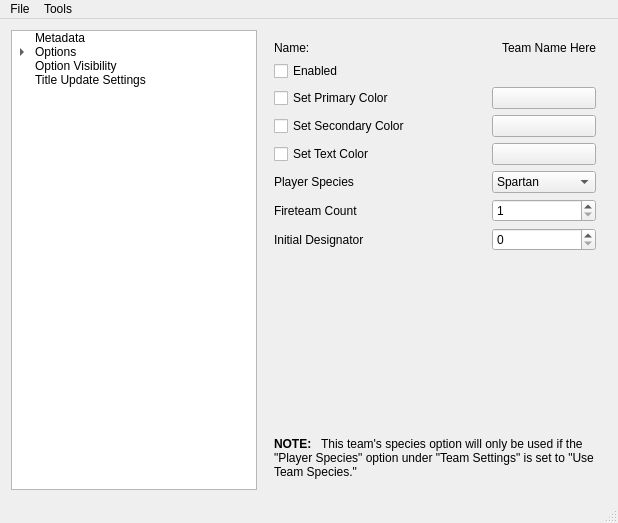
This is native/src/ReachVariantTool/ReachVariantTool.ui in DavidJCobb/ReachVariantEditor as Qt 5 draws it before an edit. The edited form follows.
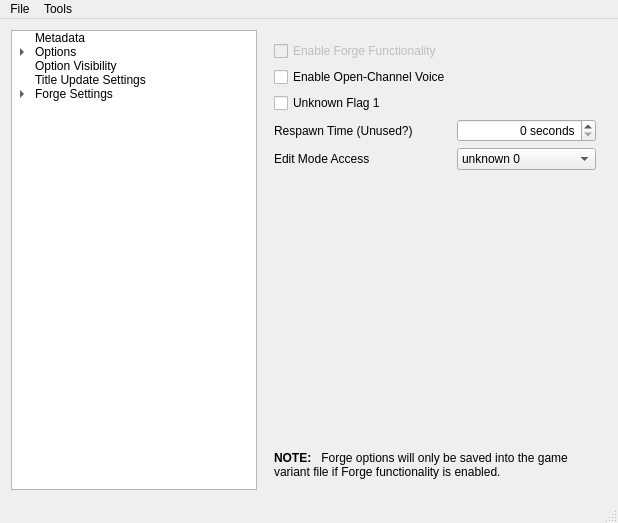
This is the edited form. Custom widgets are drawn as their Qt base class.

Commit message:
Forge options
Added UI for Forge options. Sadly, we can't trick Reach into letting us load a Forge variant from Custom Games. I don't know if that was fixed in MCC specifically or if Bungie fixed it for Reach's original release; I can only find records of it working in Halo 3.

```diff
--- a/native/src/ReachVariantTool/ReachVariantTool.ui
+++ b/native/src/ReachVariantTool/ReachVariantTool.ui
@@ -198,12 +198,22 @@
         <string>Modify developer-only settings added as part of Title Update 1, including bloom, armor ability configuration, and pistol settings.</string>
        </property>
       </item>
+      <item>
+       <property name="text">
+        <string comment="MainTreeview">Forge Settings</string>
+       </property>
+       <item>
+        <property name="text">
+         <string comment="MainTreeview">Editor Traits</string>
+        </property>
+       </item>
+      </item>
      </widget>
     </item>
     <item>
      <widget class="QStackedWidget" name="MainContentView">
       <property name="currentIndex">
-       <number>9</number>
+       <number>13</number>
       </property>
       <widget class="QWidget" name="PageGameVariantHeader">
        <layout class="QGridLayout" name="gridLayout">
@@ -3660,6 +3670,103 @@
         </item>
        </layout>
       </widget>
+      <widget class="QWidget" name="PageForge">
+       <layout class="QGridLayout" name="gridLayout_22">
+        <item row="4" column="0">
+         <widget class="QLabel" name="label_78">
+          <property name="text">
+           <string>Edit Mode Access</string>
+          </property>
+         </widget>
+        </item>
+        <item row="4" column="1">
+         <widget class="QComboBox" name="forgeEditModeAccess">
+          <item>
+           <property name="text">
+            <string>unknown 0</string>
+           </property>
+          </item>
+          <item>
+           <property name="text">
+            <string>unknown 1</string>
+           </property>
+          </item>
+          <item>
+           <property name="text">
+            <string>unknown 2</string>
+           </property>
+          </item>
+         </widget>
+        </item>
+        <item row="5" column="0" colspan="2">
+         <spacer name="verticalSpacer_16">
+          <property name="orientation">
+           <enum>Qt::Vertical</enum>
+          </property>
+          <property name="sizeHint" stdset="0">
+           <size>
+            <width>20</width>
+            <height>40</height>
+           </size>
+          </property>
+         </spacer>
+        </item>
+        <item row="6" column="0" colspan="2">
+         <widget class="QLabel" name="label_79">
+          <property name="text">
+           <string>&lt;b&gt;NOTE:&lt;/b&gt; &amp;nbsp; Forge options will only be saved into the game variant file if Forge functionality is enabled.</string>
+          </property>
+          <property name="wordWrap">
+           <bool>true</bool>
+          </property>
+         </widget>
+        </item>
+        <item row="3" column="0">
+         <widget class="QLabel" name="label_77">
+          <property name="text">
+           <string>Respawn Time (Unused?)</string>
+          </property>
+         </widget>
+        </item>
+        <item row="0" column="0" colspan="2">
+         <widget class="QCheckBox" name="forgeEnable">
+          <property name="enabled">
+           <bool>false</bool>
+          </property>
+          <property name="text">
+           <string>Enable Forge Functionality</string>
+          </property>
+         </widget>
+        </item>
+        <item row="1" column="0">
+         <widget class="QCheckBox" name="forgeFlagOpenVoice">
+          <property name="text">
+           <string>Enable Open-Channel Voice</string>
+          </property>
+         </widget>
+        </item>
+        <item row="3" column="1">
+         <widget class="QSpinBox" name="forgeRespawnTime">
+          <property name="alignment">
+           <set>Qt::AlignRight|Qt::AlignTrailing|Qt::AlignVCenter</set>
+          </property>
+          <property name="suffix">
+           <string> seconds</string>
+          </property>
+          <property name="maximum">
+           <number>63</number>
+          </property>
+         </widget>
+        </item>
+        <item row="2" column="0">
+         <widget class="QCheckBox" name="forgeFlag1">
+          <property name="text">
+           <string>Unknown Flag 1</string>
+          </property>
+         </widget>
+        </item>
+       </layout>
+      </widget>
      </widget>
     </item>
    </layout>
```
Left out of the diff: 10 changed lines with no effect on the pictures. The commit also changes 4 other files.
